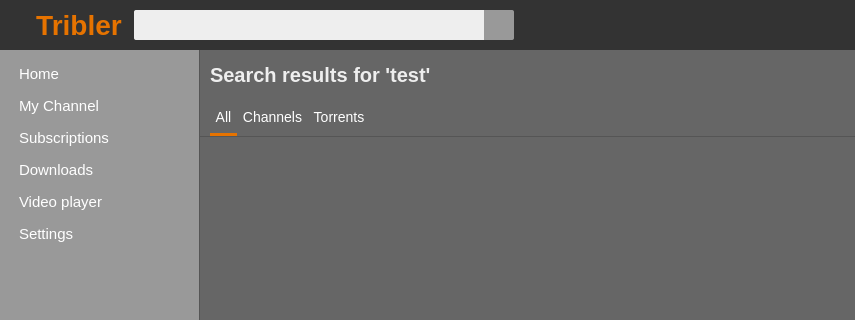
Qt form TriblerGUI/qt_resources/mainwindow.ui (devos50/TriblerGUI) before a commit; both pictures show x 0 to 855 and y 0 to 320 of the 855 by 635 pixel window.
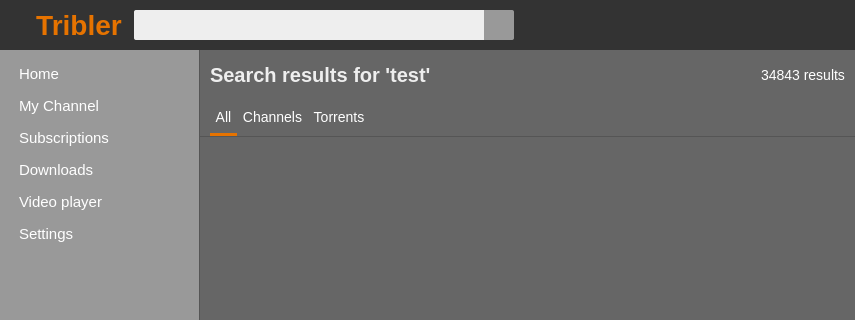
The same form after that commit. The open tabs and pages were chosen to show the change. Icons and pictures are not drawn. Custom widgets are drawn as their Qt base class.

Commit message: Finished search results screen

```diff
--- a/TriblerGUI/qt_resources/mainwindow.ui
+++ b/TriblerGUI/qt_resources/mainwindow.ui
@@ -2162,6 +2162,46 @@
                </property>
               </widget>
              </item>
+             <item>
+              <spacer name="horizontalSpacer_36">
+               <property name="orientation">
+                <enum>Qt::Horizontal</enum>
+               </property>
+               <property name="sizeHint" stdset="0">
+                <size>
+                 <width>40</width>
+                 <height>20</height>
+                </size>
+               </property>
+              </spacer>
+             </item>
+             <item>
+              <widget class="QLabel" name="num_search_results_label">
+               <property name="styleSheet">
+                <string notr="true">font-size: 14px;
+color: white;</string>
+               </property>
+               <property name="text">
+                <string>34843 results</string>
+               </property>
+              </widget>
+             </item>
+             <item>
+              <spacer name="horizontalSpacer_37">
+               <property name="orientation">
+                <enum>Qt::Horizontal</enum>
+               </property>
+               <property name="sizeType">
+                <enum>QSizePolicy::Fixed</enum>
+               </property>
+               <property name="sizeHint" stdset="0">
+                <size>
+                 <width>10</width>
+                 <height>20</height>
+                </size>
+               </property>
+              </spacer>
+             </item>
             </layout>
            </widget>
           </item>
@@ -5297,6 +5337,11 @@
    <header>downloadspage.h</header>
    <container>1</container>
   </customwidget>
+  <customwidget>
+   <class>LazyLoadList</class>
+   <extends>QListWidget</extends>
+   <header>lazyloadlist.h</header>
+  </customwidget>
  </customwidgets>
  <resources/>
  <connections/>
```
Left out of the diff: 6 changed lines with no effect on the pictures. The commit also changes 8 other files.
